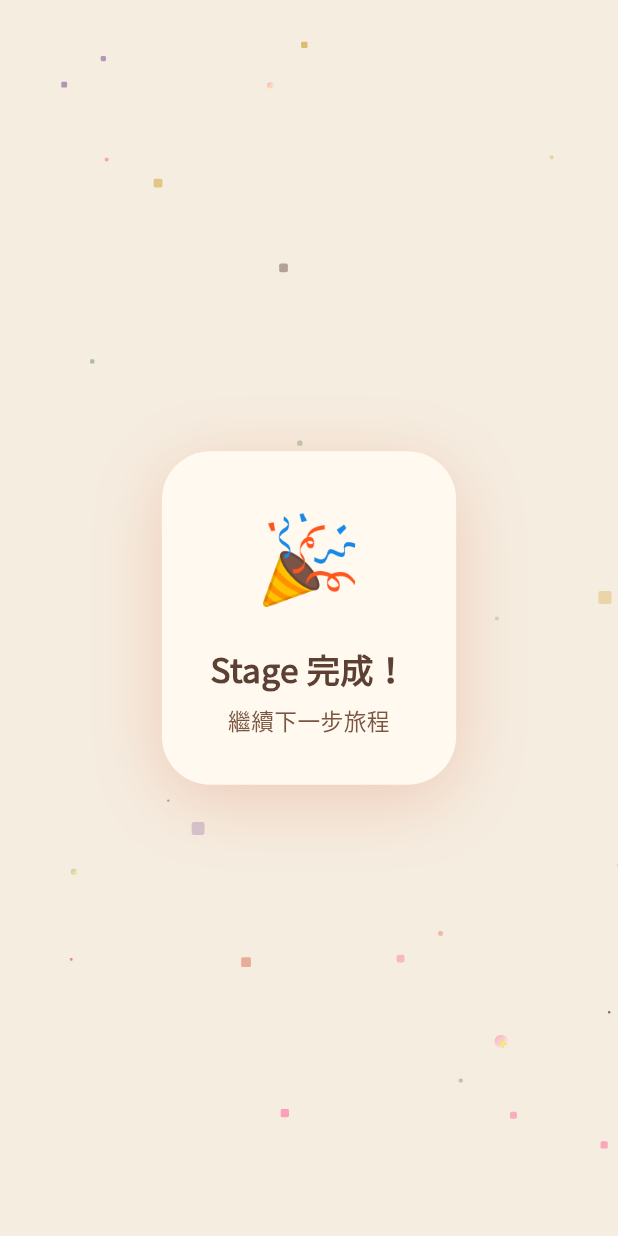
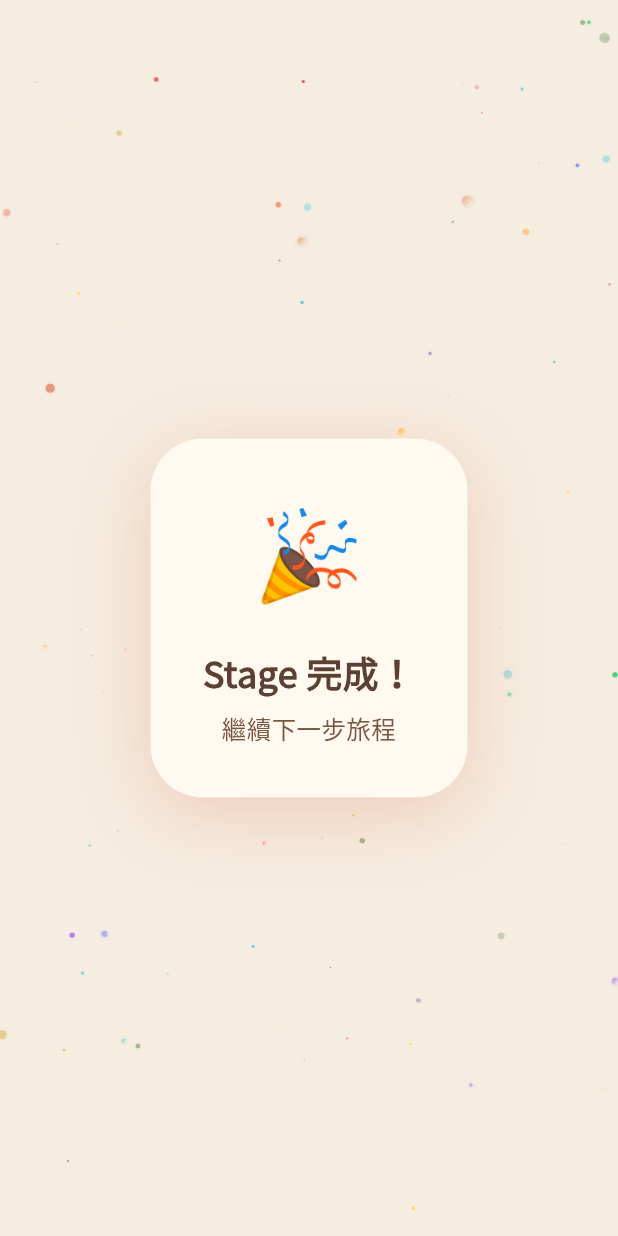
Before and after one commit to cassidy753/typingself-app, a Flutter app: the CelebrationOverlay widget shown alone on an empty page, opened directly, on a phone screen of 412 x 824 dp. Run offline on Flutter 3.47's test engine with Material 3 defaults, Android fonts, the phone set to English and light mode, and no system bars; our stand-ins replace flutter_animate, flutter_local_notifications, flutter_riverpod, google_fonts, share_plus, shared_preferences and 1 more; accounts and stored records are empty.

Commit message:
round 4: push notifications, accessibility semantics, enhanced celebrations

```diff
--- a/lib/core/celebration_overlay.dart
+++ b/lib/core/celebration_overlay.dart
@@ -1,8 +1,8 @@
-/// Celebration Overlay — confetti/fireworks animation for stage completion.
+/// Celebration Overlay — enhanced confetti/fireworks animation for stage completion.
 ///
-/// Renders a full-screen overlay with animated particles (confetti dots + stars)
-/// that fades out after a few seconds. Uses only Flutter's built-in animation
-/// and flutter_animate — no extra dependencies.
+/// Renders a full-screen overlay with 100+ animated particles (confetti dots,
+/// stars, sparkles) with varied colors, haptic-like scale pulses, and
+/// smooth fade-out. Uses only Flutter's built-in animation — no extra deps.
 library;
 
 import 'dart:math';
@@ -62,51 +62,70 @@ class _CelebrationOverlayState extends State<CelebrationOverlay>
   final _random = Random();
   final _particles = <_Particle>[];
 
+  // Haptic-like pulse timings
+  static const _pulseTimes = [0.15, 0.35, 0.55, 0.72, 0.85];
+
   @override
   void initState() {
     super.initState();
 
-    // Generate particles
-    for (int i = 0; i < 40; i++) {
+    // Generate 120 particles — more than triple the original 40
+    for (int i = 0; i < 120; i++) {
       _particles.add(_Particle(
         x: _random.nextDouble(),
         y: _random.nextDouble(),
-        size: 4 + _random.nextDouble() * 10,
+        size: 3 + _random.nextDouble() * 16,
         color: _randomColor(),
         delay: _random.nextDouble() * 0.8,
-        speed: 0.3 + _random.nextDouble() * 0.7,
-        isStar: _random.nextDouble() < 0.2,
-        drift: (_random.nextDouble() - 0.5) * 1.0,
+        speed: 0.2 + _random.nextDouble() * 1.2,
+        isStar: _random.nextDouble() < 0.15,
+        isSparkle: _random.nextDouble() < 0.12 && _random.nextDouble() >= 0.15,
+        drift: (_random.nextDouble() - 0.5) * 1.5,
+        wobble: _random.nextDouble() * 2.0,
       ));
     }
 
     _controller = AnimationController(
       vsync: this,
-      duration: const Duration(milliseconds: 3000),
+      duration: const Duration(milliseconds: 3500),
     );
 
+    // Main scale-in with elastic bounce
     _scaleAnim = Tween<double>(begin: 0.0, end: 1.0).animate(
       CurvedAnimation(parent: _controller, curve: Curves.elasticOut),
     );
 
+    // Fade in quickly, hold, then fade out
     _fadeAnim = Tween<double>(begin: 0.0, end: 1.0).animate(
       CurvedAnimation(
         parent: _controller,
-        curve: const Interval(0.0, 0.3, curve: Curves.easeOut),
+        curve: const Interval(0.0, 0.25, curve: Curves.easeOut),
       ),
     );
+
+    // Haptic-like pulsing: micro scale jolts at key moments
 
     _controller.forward();
   }
 
   Color _randomColor() {
+    // Daebi palette + extended range for celebration variety
     const colors = [
       Color(0xFFE0785A), // Coral
       Color(0xFFD4A843), // Mustard
       Color(0xFF9B72AA), // Purple
       Color(0xFF8FA87A), // Sage
-      Color(0xFF5C4033), // Brown
       Color(0xFFFF6B9D), // Pink
+      Color(0xFF6BC5D0), // Teal
+      Color(0xFFFFB347), // Orange
+      Color(0xFFE8505B), // Red
+      Color(0xFF5C7AFF), // Blue
+      Color(0xFFFFD93D), // Gold
+      Color(0xFFAD6BFF), // Violet
+      Color(0xFF2ECC71), // Emerald
+      Color(0xFFFF8A5C), // Peach
+      Color(0xFF7ED6DF), // Sky
+      Color(0xFFF8A5C2), // Rose
     ];
     return colors[_random.nextInt(colors.length)];
   }
@@ -117,23 +136,41 @@ class _CelebrationOverlayState extends State<CelebrationOverlay>
     super.dispose();
   }
 
+  /// Compute haptic-like scale jolt at a given progress value.
+  double _computeHapticScale(double progress) {
+    double pulse = 1.0;
+    for (final t in _pulseTimes) {
+      final dist = (progress - t).abs();
+      if (dist < 0.08) {
+        // Sharp micro-pulse: scale jumps 1.08 → 1.0 over 0.08s
+        pulse = 1.0 + (0.08 * (1.0 - dist / 0.08));
+      }
+    }
+    return pulse;
+  }
+
   @override
   Widget build(BuildContext context) {
     return AnimatedBuilder(
       animation: _controller,
       builder: (context, _) {
+        final progress = _controller.value;
+        final hapticScale = _computeHapticScale(progress);
+        final fadeOpacity = _fadeAnim.value * (1.0 - (progress > 0.7
+            ? (progress - 0.7) / 0.3
+            : 0.0));
+
         return Stack(
           children: [
             // ── Particles ──
             ..._particles.map((p) => _buildParticle(p)),
-            // ── Center content ──
+
+            // ── Center content with haptic-like pulsing ──
             Center(
               child: Opacity(
-                opacity: _fadeAnim.value * (1.0 - (_controller.value > 0.7
-                    ? (_controller.value - 0.7) / 0.3
-                    : 0.0)),
+                opacity: fadeOpacity,
                 child: Transform.scale(
-                  scale: _scaleAnim.value,
+                  scale: _scaleAnim.value * hapticScale,
                   child: Container(
                     padding: const EdgeInsets.symmetric(
                       horizontal: 32,
@@ -153,9 +190,13 @@ class _CelebrationOverlayState extends State<CelebrationOverlay>
                     child: Column(
                       mainAxisSize: MainAxisSize.min,
                       children: [
-                        Text(
+                        // Animated emoji with micro-bounce
+                        Transform.scale(
+                          scale: 1.0 + 0.06 * sin(progress * pi * 6),
+                          child: Text(
                             widget.emoji,
                             style: const TextStyle(fontSize: 56),
+                          ),
                         ),
                         const SizedBox(height: 16),
                         Text(
@@ -191,10 +232,20 @@ class _CelebrationOverlayState extends State<CelebrationOverlay>
     final progress = (_controller.value - p.delay).clamp(0.0, 1.0);
     if (progress <= 0) return const SizedBox();
 
-    final yOffset = -(progress * 300 * p.speed);
-    final xOffset = sin(progress * pi * 2) * 20 * p.drift;
+    // Enhanced particle physics
+    final yOffset = -(progress * 350 * p.speed);
+    // Add wobble effect
+    final wobble = sin(progress * pi * p.wobble * 3) * 30 * p.drift;
+    final xOffset = sin(progress * pi * 2) * 20 * p.drift + wobble;
     final opacity = (1.0 - progress).clamp(0.0, 1.0);
-    final scale = 0.3 + progress * 0.7;
+
+    // Haptic-like micro-pulse per particle
+    final particlePulse = 0.6 + 0.4 * sin(progress * pi * 4 * (1 + p.wobble));
+    final scale = (0.2 + progress * 0.6) * particlePulse;
+
+    // Determine particle shape
+    final isSparkle = p.isSparkle;
+    final isStar = p.isStar;
 
     return Positioned(
       left: MediaQuery.of(context).size.width * p.x + xOffset,
@@ -203,30 +254,81 @@ class _CelebrationOverlayState extends State<CelebrationOverlay>
         opacity: opacity,
         child: Transform.scale(
           scale: scale,
-          child: Container(
+          child: isSparkle
+              ? _buildSparkle(p)
+              : isStar
+                  ? _buildStar(p)
+                  : _buildDot(p),
+        ),
+      ),
+    );
+  }
+
+  Widget _buildDot(_Particle p) {
+    return Container(
       width: p.size,
       height: p.size,
       decoration: BoxDecoration(
-              color: p.isStar ? null : p.color.withValues(alpha: 0.8),
-              shape: p.isStar ? BoxShape.circle : BoxShape.rectangle,
-              borderRadius: p.isStar ? null : BorderRadius.circular(2),
-              gradient: p.isStar
-                  ? LinearGradient(
+        color: p.color.withValues(alpha: 0.9),
+        shape: BoxShape.circle,
+        // Add subtle glow
+        boxShadow: [
+          BoxShadow(
+            color: p.color.withValues(alpha: 0.3),
+            blurRadius: 4,
+            spreadRadius: 1,
+          ),
+        ],
+      ),
+    );
+  }
+
+  Widget _buildStar(_Particle p) {
+    return Container(
+      width: p.size * 1.5,
+      height: p.size * 1.5,
+      decoration: BoxDecoration(
+        gradient: LinearGradient(
           colors: [p.color, Colors.white],
           begin: Alignment.topLeft,
           end: Alignment.bottomRight,
-                    )
-                  : null,
         ),
-            child: p.isStar
-                ? Center(
+        shape: BoxShape.circle,
+        boxShadow: [
+          BoxShadow(
+            color: p.color.withValues(alpha: 0.4),
+            blurRadius: 6,
+            spreadRadius: 1,
+          ),
+        ],
+      ),
+      child: Center(
         child: Text(
           '✨',
-                      style: TextStyle(fontSize: p.size * 1.2),
+          style: TextStyle(fontSize: p.size * 0.8),
         ),
-                  )
-                : null,
       ),
+    );
+  }
+
+  Widget _buildSparkle(_Particle p) {
+    // Sparkle: small diamond shape
+    return Transform.rotate(
+      angle: _controller.value * pi * 2,
+      child: Container(
+        width: p.size,
+        height: p.size * 3,
+        decoration: BoxDecoration(
+          gradient: LinearGradient(
+            colors: [
+              p.color.withValues(alpha: 0.0),
+              p.color.withValues(alpha: 0.9),
+              p.color.withValues(alpha: 0.0),
+            ],
+            begin: Alignment.topCenter,
+            end: Alignment.bottomCenter,
+          ),
+          shape: BoxShape.circle,
         ),
       ),
     );
@@ -234,9 +336,10 @@ class _CelebrationOverlayState extends State<CelebrationOverlay>
 }
 
 class _Particle {
-  final double x, y, size, delay, speed, drift;
+  final double x, y, size, delay, speed, drift, wobble;
   final Color color;
   final bool isStar;
+  final bool isSparkle;
 
   const _Particle({
     required this.x,
@@ -246,6 +349,8 @@ class _Particle {
     required this.delay,
     required this.speed,
     required this.isStar,
+    required this.isSparkle,
     required this.drift,
+    required this.wobble,
   });
 }
--- a/pubspec.yaml
+++ b/pubspec.yaml
@@ -18,6 +18,7 @@ dependencies:
   supabase_flutter: ^2.3.0
 
   # Notifications
+  timezone: ^0.9.2
 
   # Local Storage
   shared_preferences: ^2.2.0
```
Also changed, not shown: lib/core/notification_service.dart (added, +222 -0 lines), lib/core/retention_service.dart (+16 -51 lines), lib/features/daily_quote/quote_screen.dart (+21 -4 lines), lib/features/explore/explore_screen.dart (+31 -11 lines), lib/features/profile/profile_screen.dart (+17 -5 lines), lib/features/settings/settings_screen.dart (+11 -3 lines), pubspec.lock. Lines whose indentation alone changed are shown as unchanged.
